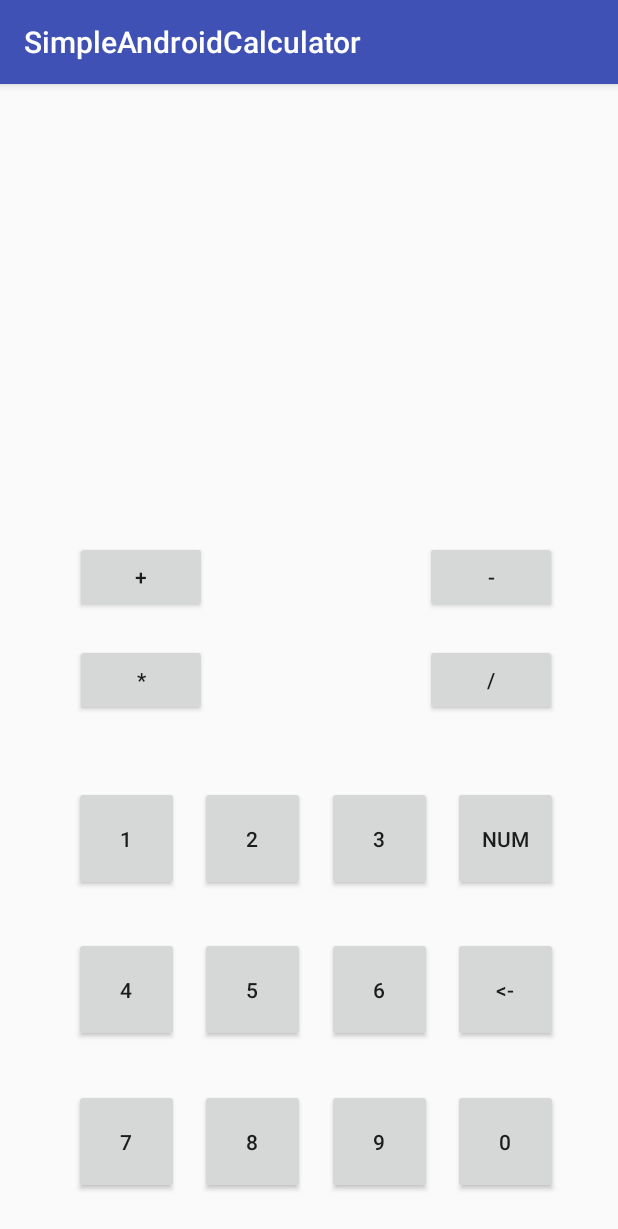
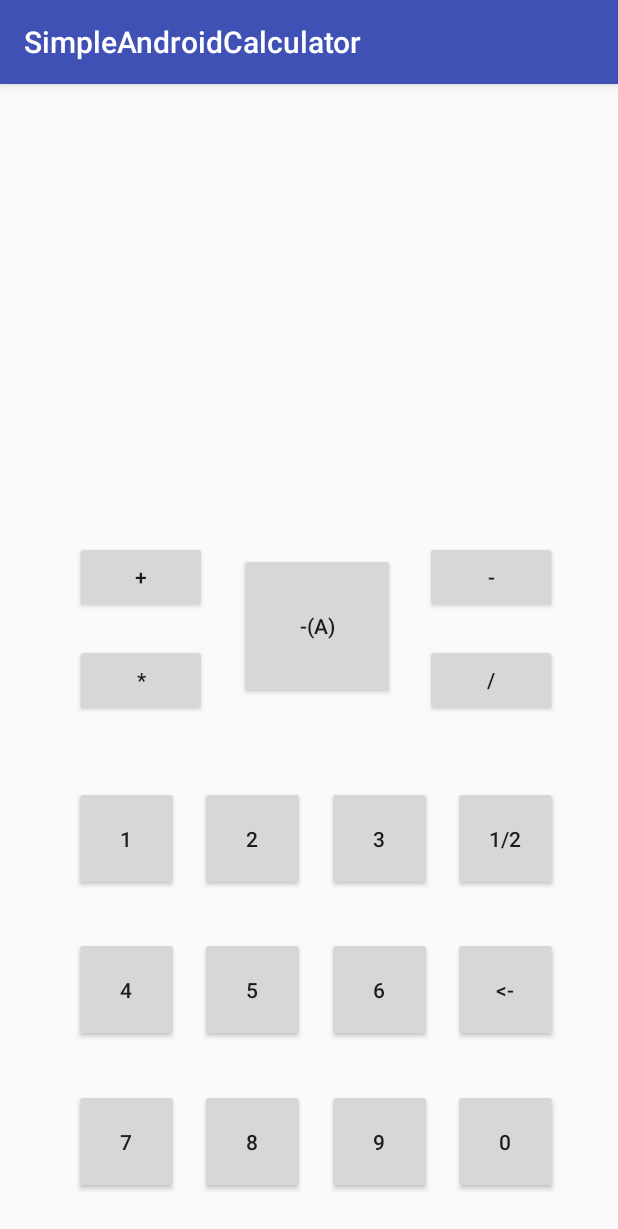
Before and after one commit to shif3r/SimpleAndroidCalculator, an Android app: the screen it shows after launch (MainActivity), on a phone screen of 412 x 824 dp. Shown: the top 1229 px of the screen. Run offline under Robolectric (Android 15) with nearby library versions, the phone set to English and light mode, and no system bars.

Commit message:
Update #8
Adding invert button and finxing output

```diff
--- a/app/src/main/java/com/shif3r/simpleandroidcalculator/MainActivity.java
+++ b/app/src/main/java/com/shif3r/simpleandroidcalculator/MainActivity.java
@@ -11,9 +11,10 @@ public class MainActivity extends AppCompatActivity {
     boolean secondNumberActive = false;
     TextView resultOut;
     String strResult, strNumber1, strNumber2;
-    Button plusButton, minusButton, divideButton, multiplyButton, deleteButton, changeButton;
+    Button plusButton, minusButton, divideButton, multiplyButton, deleteButton, changeButton, invertButton;
     Button button1,button2,button3,button4,button5,button6,button7,button8,button9,button0;
-    int number1 = 0, number2 = 0, resultNumber = 0;
+    int number1 = 0, number2 = 0;
+    float resultNumber = 0;
     public void numbersClear(){
         strNumber1 = "0";
         strNumber2 = "0";
@@ -44,6 +45,7 @@ public class MainActivity extends AppCompatActivity {
         multiplyButton=findViewById(R.id.buttonMultiply);
         deleteButton=findViewById(R.id.deleteButton);
         changeButton=findViewById(R.id.changeNumberButton);
+        invertButton=findViewById(R.id.invertButton);
         View.OnClickListener numberClick = new View.OnClickListener(){
             @Override
             public void onClick(View view) {
@@ -78,7 +80,7 @@ public class MainActivity extends AppCompatActivity {
                 switch (text){
                     case "+":
                         resultNumber = number1 + number2;
-                        strResult = Integer.toString(resultNumber);
+                        strResult = Float.toString(resultNumber);
                         if(strResult.length()==10) Toast.makeText(getBaseContext(), "Максимальный результат превышен", Toast.LENGTH_LONG).show();
                         else {
                             resultOut.setText(strResult);
@@ -87,7 +89,7 @@ public class MainActivity extends AppCompatActivity {
                         break;
                     case "-":
                         resultNumber = number1 - number2;
-                        strResult = Integer.toString(resultNumber);
+                        strResult = Float.toString(resultNumber);
                         resultOut.setText(strResult);
                         numbersClear();
                         break;
@@ -98,21 +100,21 @@ public class MainActivity extends AppCompatActivity {
                             resultOut.setText(strResult);
                         } else {
                             resultNumber = number1 / number2;
-                            strResult = Integer.toString(resultNumber);
+                            strResult = Float.toString(resultNumber);
                             resultOut.setText(strResult);
                         }
                         numbersClear();
                         break;
                     case "*":
                         resultNumber = number1 * number2;
-                        strResult = Integer.toString(resultNumber);
+                        strResult = Float.toString(resultNumber);
                         if(strResult.length()==10) Toast.makeText(getBaseContext(), "Максимальный результат превышен", Toast.LENGTH_LONG).show();
                         else {
                             resultOut.setText(strResult);
                             numbersClear();
                         }
                         break;
-                    case "NUM":
+                    case "1/2":
                         if(secondNumberActive){
                             Toast.makeText(getBaseContext(), "Первое число", Toast.LENGTH_SHORT).show();
                             secondNumberActive = false;
@@ -140,6 +142,18 @@ public class MainActivity extends AppCompatActivity {
                             resultOut.setText(strNumber2);
                         }
                         break;
+                    case "-(a)":
+                        if(!secondNumberActive){
+                            number1 = -number1;
+                            strNumber1 = Integer.toString(number1);
+                            resultOut.setText(strNumber1);
+                        }
+                        else{
+                            number2 = -number2;
+                            strNumber2 = Integer.toString(number2);
+                            resultOut.setText(strNumber2);
+                        }
+                        break;
                     default:
                 }
             }
@@ -160,5 +174,6 @@ public class MainActivity extends AppCompatActivity {
         multiplyButton.setOnClickListener(operatorClick);
         deleteButton.setOnClickListener(operatorClick);
         changeButton.setOnClickListener(operatorClick);
+        invertButton.setOnClickListener(operatorClick);
     }
 }
--- a/app/src/main/res/layout/activity_main.xml
+++ b/app/src/main/res/layout/activity_main.xml
@@ -28,13 +28,29 @@
             android:layout_marginEnd="8dp"
             android:layout_marginStart="8dp"
             android:layout_marginTop="8dp"
-            android:text="NUM"
+            android:text="1/2"
             app:layout_constraintBottom_toBottomOf="parent"
             app:layout_constraintEnd_toEndOf="parent"
             app:layout_constraintHorizontal_bias="0.922"
             app:layout_constraintStart_toStartOf="parent"
             app:layout_constraintTop_toTopOf="parent"
             app:layout_constraintVertical_bias="0.679" />
+
+        <Button
+            android:id="@+id/invertButton"
+            android:layout_width="104dp"
+            android:layout_height="97dp"
+            android:layout_marginBottom="8dp"
+            android:layout_marginEnd="8dp"
+            android:layout_marginStart="8dp"
+            android:layout_marginTop="8dp"
+            android:text="-(a)"
+            app:layout_constraintBottom_toBottomOf="parent"
+            app:layout_constraintEnd_toEndOf="parent"
+            app:layout_constraintHorizontal_bias="0.52"
+            app:layout_constraintStart_toStartOf="parent"
+            app:layout_constraintTop_toTopOf="parent"
+            app:layout_constraintVertical_bias="0.465" />
 
         <Button
             android:id="@+id/deleteButton"
```
